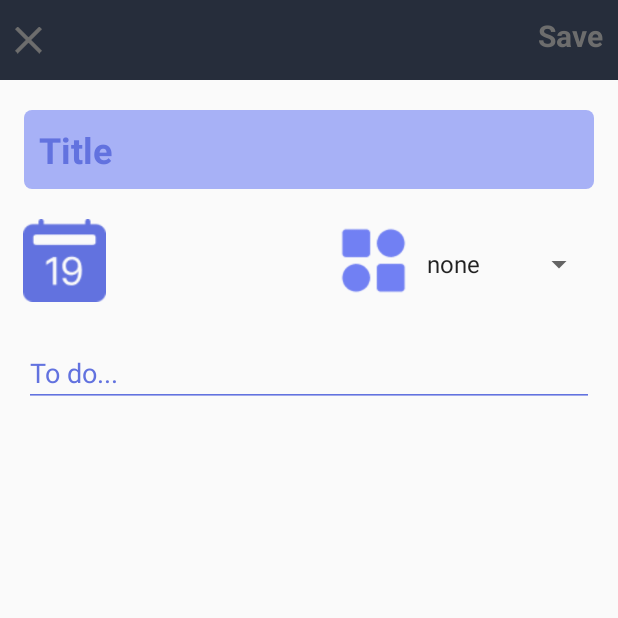
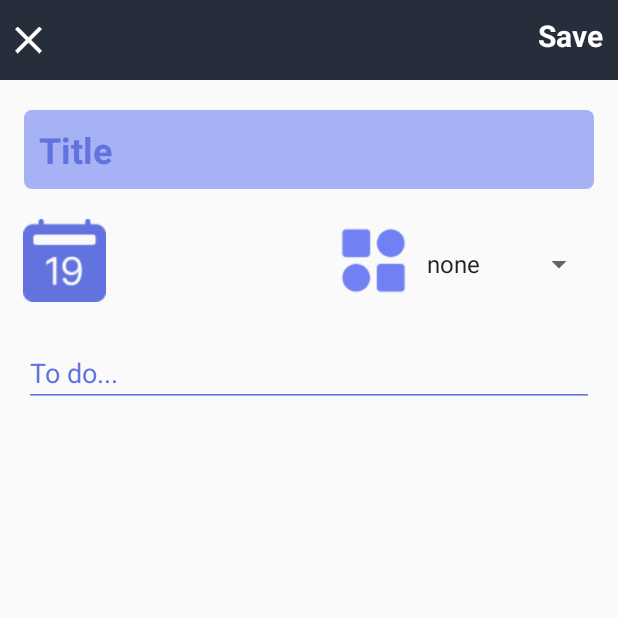
Before and after one commit to sahruldotid/TaskReminder, an Android app: the EditItemActivity screen opened directly, with no data from a screen before it, on a phone screen of 412 x 824 dp, the top half of it. Run offline under Robolectric (Android 15) with nearby library versions, the phone set to English and light mode, and no system bars; our stand-ins replace Firebase (no records; nobody signed in at launch, a user with empty details on screens opened directly); libraries missing offline, so code that uses them is left out: com.daimajia.swipe; 1 statement that could not run was skipped.

Commit message:
Change top items color
Changing icon "x" and text "save" color from grey to white

```diff
--- a/app/src/main/res/layout/activity_add_item.xml
+++ b/app/src/main/res/layout/activity_add_item.xml
@@ -18,6 +18,7 @@
             android:layout_width="18dp"
             android:layout_height="33dp"
             android:onClick="cancel"
+            android:tint="@color/white"
             android:src="@drawable/cancel" />
 
         <TextView
@@ -26,7 +27,7 @@
             android:layout_alignParentEnd="true"
             android:onClick="save"
             android:text="Save"
-            android:textColor="#6D6D6D"
+            android:textColor="@color/white"
             android:textSize="20dp"
             android:textStyle="bold" />
     </RelativeLayout>
--- a/app/src/main/res/layout/activity_edit_item.xml
+++ b/app/src/main/res/layout/activity_edit_item.xml
@@ -22,11 +22,12 @@
                 android:layout_width="18dp"
                 android:layout_height="33dp"
                 android:onClick="cancel"
-                android:src="@drawable/cancel"/>
+                android:tint="@color/white"
+                android:src="@drawable/cancel" />
             <TextView
                 android:layout_width="wrap_content"
                 android:layout_height="wrap_content"
-                android:textColor="#6D6D6D"
+                android:textColor="@color/white"
                 android:textSize="20dp"
                 android:textStyle="bold"
                 android:layout_alignParentEnd="true"
```
